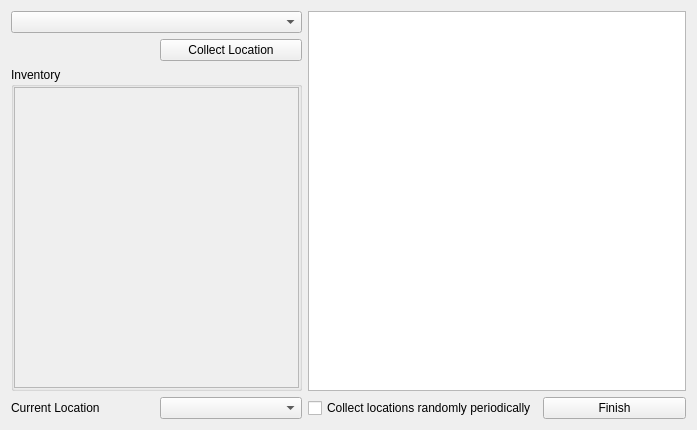
Before: the Qt Designer form randovania/gui/ui_files/debug_connector_window.ui in randovania/randovania, drawn with Qt 5.
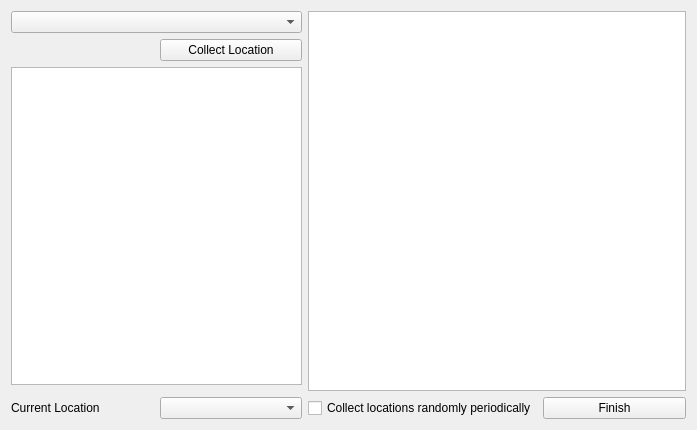
After: the same form once the commit is applied.

Commit message:
Improvements for DebugRemoteConnector and DebugConnectorWindow
- Keep track of an inventory
- Have a list of messages
- Have UI for changing the inventory
- Send inventory to the server

The edit to the form file:
```diff
--- a/randovania/gui/ui_files/debug_connector_window.ui
+++ b/randovania/gui/ui_files/debug_connector_window.ui
@@ -24,75 +24,6 @@
     <enum>Qt::LeftToRight</enum>
    </property>
    <layout class="QGridLayout" name="grid_layout">
-    <item row="4" column="3">
-     <widget class="QPushButton" name="reset_button">
-      <property name="text">
-       <string>Finish</string>
-      </property>
-     </widget>
-    </item>
-    <item row="0" column="2" rowspan="4" colspan="2">
-     <widget class="QListWidget" name="messages_list"/>
-    </item>
-    <item row="2" column="0" rowspan="2" colspan="2">
-     <widget class="QGroupBox" name="inventory_box">
-      <property name="title">
-       <string>Inventory</string>
-      </property>
-      <layout class="QGridLayout" name="gridLayout_2">
-       <property name="leftMargin">
-        <number>0</number>
-       </property>
-       <property name="topMargin">
-        <number>0</number>
-       </property>
-       <property name="rightMargin">
-        <number>0</number>
-       </property>
-       <property name="bottomMargin">
-        <number>0</number>
-       </property>
-       <property name="horizontalSpacing">
-        <number>0</number>
-       </property>
-       <item row="0" column="0">
-        <widget class="QScrollArea" name="inventory_scroll_area">
-         <property name="widgetResizable">
-          <bool>true</bool>
-         </property>
-         <widget class="QWidget" name="inventory_scroll_contents">
-          <property name="geometry">
-           <rect>
-            <x>0</x>
-            <y>0</y>
-            <width>329</width>
-            <height>304</height>
-           </rect>
-          </property>
-          <layout class="QVBoxLayout" name="inventory_scroll_layout">
-           <property name="leftMargin">
-            <number>0</number>
-           </property>
-           <property name="topMargin">
-            <number>0</number>
-           </property>
-           <item>
-            <widget class="QLabel" name="inventory_label">
-             <property name="text">
-              <string/>
-             </property>
-            </widget>
-           </item>
-          </layout>
-         </widget>
-        </widget>
-       </item>
-      </layout>
-     </widget>
-    </item>
-    <item row="0" column="0" colspan="2">
-     <widget class="QComboBox" name="collect_location_combo"/>
-    </item>
     <item row="1" column="1">
      <widget class="QPushButton" name="collect_location_button">
       <property name="text">
@@ -100,6 +31,13 @@
       </property>
      </widget>
     </item>
+    <item row="4" column="3">
+     <widget class="QPushButton" name="reset_button">
+      <property name="text">
+       <string>Finish</string>
+      </property>
+     </widget>
+    </item>
     <item row="4" column="2">
      <widget class="QCheckBox" name="collect_randomly_check">
       <property name="text">
@@ -107,9 +45,19 @@
       </property>
      </widget>
     </item>
+    <item row="0" column="2" rowspan="4" colspan="2">
+     <widget class="QListView" name="messages_list">
+      <property name="editTriggers">
+       <set>QAbstractItemView::NoEditTriggers</set>
+      </property>
+     </widget>
+    </item>
     <item row="4" column="1">
      <widget class="QComboBox" name="current_region_combo"/>
     </item>
+    <item row="0" column="0" colspan="2">
+     <widget class="QComboBox" name="collect_location_combo"/>
+    </item>
     <item row="4" column="0">
      <widget class="QLabel" name="current_location_label">
       <property name="text">
@@ -117,6 +65,19 @@
       </property>
      </widget>
     </item>
+    <item row="2" column="0" colspan="2">
+     <widget class="QTableView" name="inventory_table_view">
+      <property name="sortingEnabled">
+       <bool>true</bool>
+      </property>
+      <property name="cornerButtonEnabled">
+       <bool>false</bool>
+      </property>
+      <attribute name="verticalHeaderVisible">
+       <bool>false</bool>
+      </attribute>
+     </widget>
+    </item>
    </layout>
   </widget>
   <widget class="QMenuBar" name="menuBar">
```
The commit also changes 2 other files.
